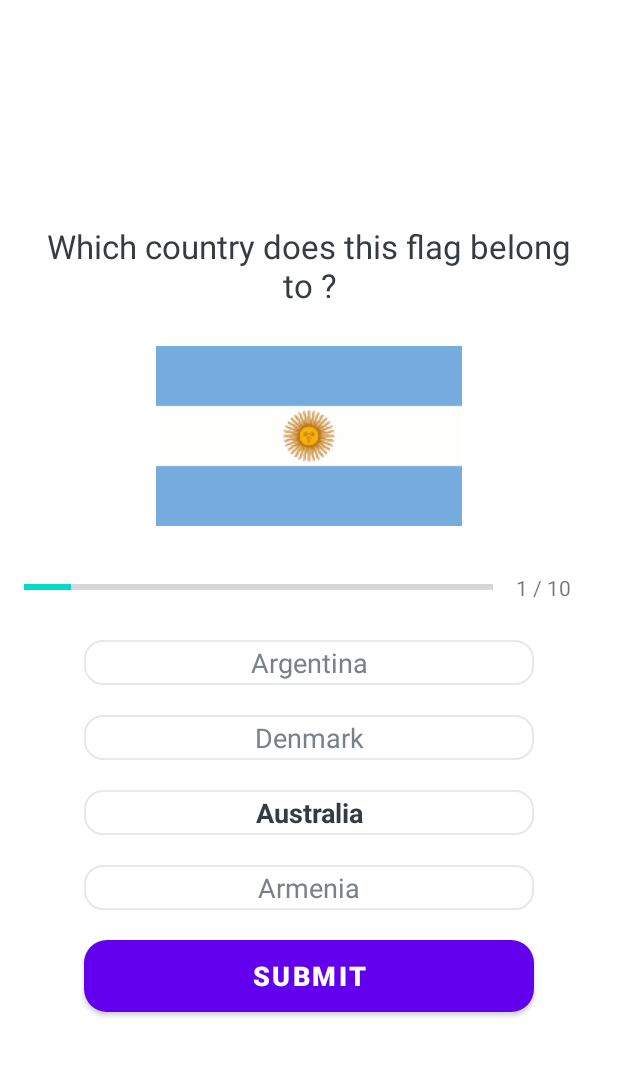
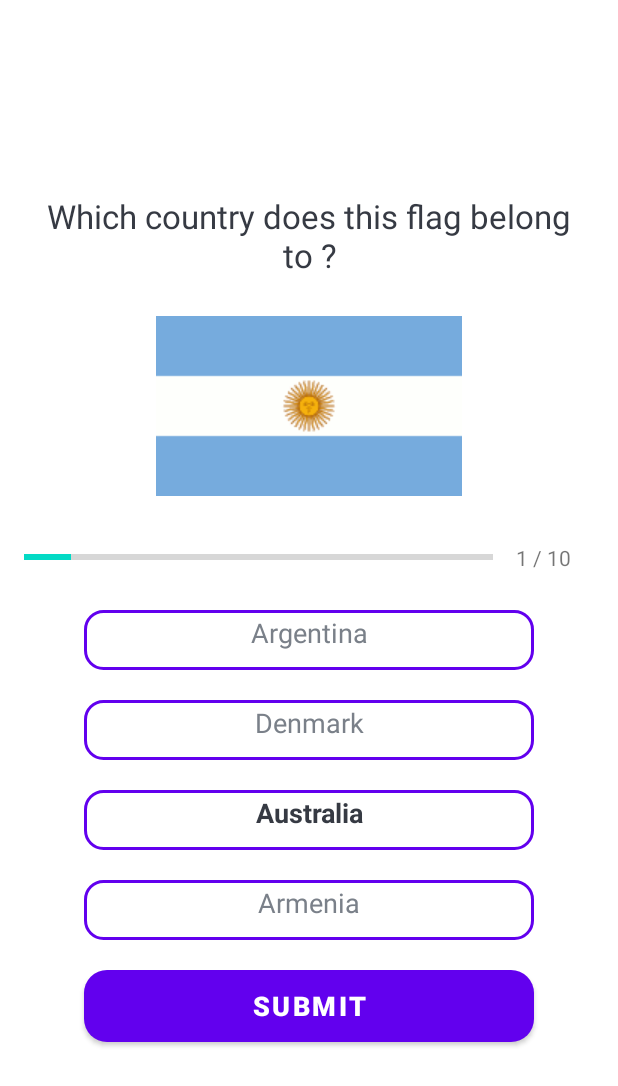
Before and after one commit to Satyum-Singh/Quiz-App, an Android app: the QuizQuestions screen opened directly, with no data from a screen before it, after a tap on "Australia", on a phone screen of 412 x 824 dp. Shown: the top 1086 px of the screen. Run offline under Robolectric (Android 15) with nearby library versions, the phone set to English and light mode, and no system bars.

Commit message:
Added wrong and correct bg.

```diff
--- a/app/src/main/java/com/example/quiz_app/QuizQuestions.kt
+++ b/app/src/main/java/com/example/quiz_app/QuizQuestions.kt
@@ -106,7 +106,7 @@
             option.typeface = Typeface.DEFAULT
             option.background = ContextCompat.getDrawable(
                 this,
-                R.drawable.default_option_border_bg
+                R.drawable.selected_option_border_bg
             )
         }
 
@@ -120,7 +120,7 @@
         tv.setTypeface(tv.typeface,Typeface.BOLD)
         tv.background = ContextCompat.getDrawable(
             this,
-            R.drawable.default_option_border_bg
+            R.drawable.selected_option_border_bg
         )
     }
 
--- /dev/null
+++ b/app/src/main/res/drawable/correct_option_border_bg.xml
@@ -0,0 +1,7 @@
+<?xml version="1.0" encoding="utf-8"?>
+<shape xmlns:android="http://schemas.android.com/apk/res/android" android:shape="rectangle">
+
+    <solid android:color="@android:color/holo_green_light"/>
+    <corners android:radius="12dp" />
+    <padding android:left="10sp" android:right="10sp" android:bottom="3sp" android:top="3sp" />
+</shape>
--- /dev/null
+++ b/app/src/main/res/drawable/wrong_option_bg.xml
@@ -0,0 +1,7 @@
+<?xml version="1.0" encoding="utf-8"?>
+<shape xmlns:android="http://schemas.android.com/apk/res/android" android:shape="rectangle">
+
+    <solid android:color="@android:color/holo_red_light"/>
+    <corners android:radius="12dp" />
+    <padding android:left="10sp" android:right="10sp" android:bottom="3sp" android:top="3sp" />
+</shape>
--- a/app/src/main/res/layout/activity_quiz_questions.xml
+++ b/app/src/main/res/layout/activity_quiz_questions.xml
@@ -69,12 +69,13 @@
         <TextView
             android:id="@+id/tv_option_one"
             android:layout_width="300dp"
-            android:layout_height="wrap_content"
+            android:layout_height="40dp"
+            android:layout_gravity="center"
             android:layout_margin="10dp"
             android:background="@drawable/default_option_border_bg"
-            android:layout_gravity="center"
+            android:paddingVertical="6dp"
+            android:paddingHorizontal="15dp"
             android:textAlignment="center"
-            android:padding="15dp"
             android:textColor="#7a8089"
             android:textSize="18sp"
             tools:text="Apple" />
@@ -82,12 +83,13 @@
         <TextView
             android:id="@+id/tv_option_two"
             android:layout_width="300dp"
-            android:layout_height="wrap_content"
+            android:layout_height="40dp"
             android:layout_margin="10dp"
             android:background="@drawable/default_option_border_bg"
             android:layout_gravity="center"
             android:textAlignment="center"
-            android:padding="15dp"
+            android:paddingVertical="6dp"
+            android:paddingHorizontal="15dp"
             android:textColor="#7a8089"
             android:textSize="18sp"
             tools:text="Apple" />
@@ -95,12 +97,13 @@
         <TextView
             android:id="@+id/tv_option_three"
             android:layout_width="300dp"
-            android:layout_height="wrap_content"
+            android:layout_height="40dp"
             android:layout_margin="10dp"
             android:background="@drawable/default_option_border_bg"
             android:layout_gravity="center"
             android:textAlignment="center"
-            android:padding="15dp"
+            android:paddingVertical="6dp"
+            android:paddingHorizontal="15dp"
             android:textColor="#7a8089"
             android:textSize="18sp"
             tools:text="Apple" />
@@ -108,12 +111,13 @@
         <TextView
             android:id="@+id/tv_option_four"
             android:layout_width="300dp"
-            android:layout_height="wrap_content"
+            android:layout_height="40dp"
             android:layout_margin="10dp"
             android:background="@drawable/default_option_border_bg"
             android:layout_gravity="center"
             android:textAlignment="center"
-            android:padding="15dp"
+            android:paddingVertical="6dp"
+            android:paddingHorizontal="15dp"
             android:textColor="#7a8089"
             android:textSize="18sp"
             tools:text="Apple" />
@@ -125,10 +129,10 @@
             android:layout_margin="10dp"
             android:background="@drawable/start_btn_round"
             android:text="SUBMIT"
+            android:textAlignment="center"
             android:textColor="@color/white"
             android:textSize="18sp"
-            android:textStyle="bold"
-            android:textAlignment="center" />
+            android:textStyle="bold" />
 
 
     </LinearLayout>
```
